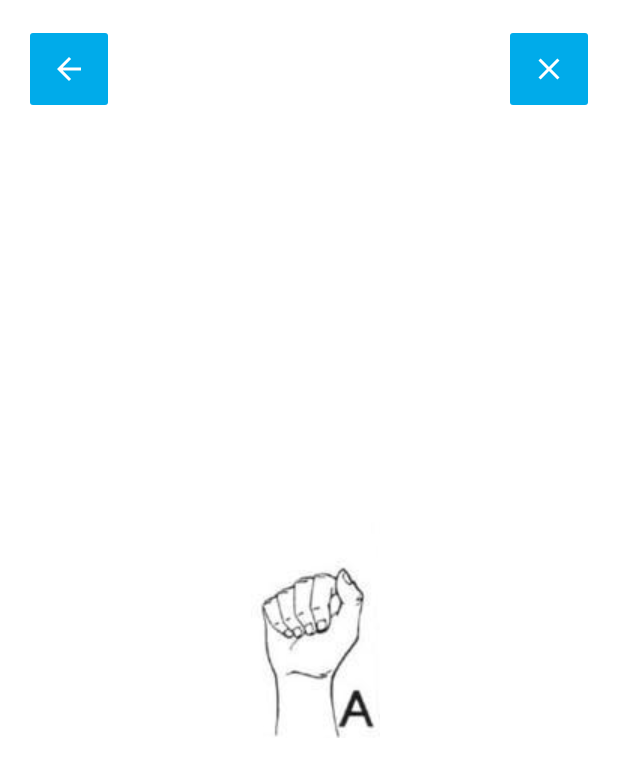
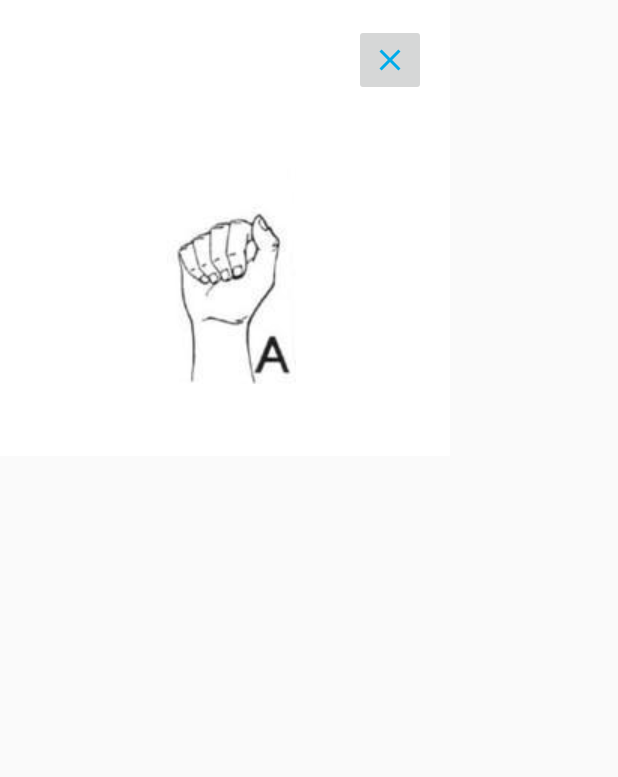
Before and after one commit to MahmoudMostafa580/Sign-Language-Translator-master, an Android app: the layout activity_display.xml on its own in the app's theme, with its tools: preview values and no code run, on a phone screen of 412 x 824 dp. Shown: the top 777 px of the screen. Run offline under Robolectric (Android 15) with nearby library versions, the phone set to English and light mode, and no system bars.

Commit message:
changeDisplayActivityToDialog

```diff
--- a/app/src/main/AndroidManifest.xml
+++ b/app/src/main/AndroidManifest.xml
@@ -35,6 +35,7 @@
             android:name="com.sign.language.activities.DisplayActivity"
             android:label="@string/app_name"
             android:screenOrientation="portrait"
+            android:theme="@style/Theme.AppCompat.Light.Dialog"
             android:configChanges="orientation|keyboardHidden"
             tools:ignore="LockedOrientationActivity">
         </activity>
--- a/app/src/main/java/com/sign/language/activities/SelectDictionaryActivity.java
+++ b/app/src/main/java/com/sign/language/activities/SelectDictionaryActivity.java
@@ -56,6 +56,7 @@ public class SelectDictionaryActivity extends Activity implements OnClickListene
 
             case R.id.home_btn:
                 startActivity(new Intent(SelectDictionaryActivity.this, SearchTextActivity.class));
+                finish();
                 break;
         }
     }
--- a/app/src/main/res/layout/activity_display.xml
+++ b/app/src/main/res/layout/activity_display.xml
@@ -1,31 +1,25 @@
-<androidx.constraintlayout.widget.ConstraintLayout xmlns:android="http://schemas.android.com/apk/res/android"
+<androidx.constraintlayout.widget.ConstraintLayout
+    xmlns:android="http://schemas.android.com/apk/res/android"
     xmlns:app="http://schemas.android.com/apk/res-auto"
     xmlns:tools="http://schemas.android.com/tools"
-    android:layout_width="match_parent"
-    android:layout_height="match_parent"
+    android:layout_width="300dp"
+    android:layout_height="wrap_content"
     android:background="#ffffff"
     android:padding="16dp"
-    android:theme="@style/Theme.MaterialComponents.DayNight.NoActionBar"
+    android:theme="@style/Theme.AppCompat.Light.Dialog"
     tools:context=".activities.DisplayActivity">
 
-    <androidx.appcompat.widget.AppCompatImageButton
-        android:id="@+id/go_back_button"
-        android:layout_width="60dp"
-        android:layout_height="60dp"
-        android:backgroundTint="@color/blue"
-        android:src="@drawable/abc_vector_test"
-        app:layout_constraintStart_toStartOf="parent"
-        app:layout_constraintTop_toTopOf="parent" />
+
 
     <androidx.appcompat.widget.AppCompatImageButton
         android:id="@+id/Exit_button"
-        android:layout_width="60dp"
-        android:layout_height="60dp"
-        android:backgroundTint="@color/blue"
+        android:layout_width="48dp"
+        android:layout_height="48dp"
+        android:tint="@color/blue"
         android:src="@drawable/ic_close"
         app:layout_constraintEnd_toEndOf="parent"
         app:layout_constraintHorizontal_bias="1"
-        app:layout_constraintStart_toEndOf="@id/go_back_button"
+        app:layout_constraintStart_toStartOf="parent"
         app:layout_constraintTop_toTopOf="parent" />
 
     <androidx.appcompat.widget.AppCompatImageView
@@ -33,9 +27,11 @@
         android:layout_width="wrap_content"
         android:layout_height="wrap_content"
         android:src="@drawable/frame_001"
+        android:layout_marginTop="32dp"
+        android:layout_marginBottom="32dp"
         app:layout_constraintBottom_toBottomOf="parent"
         app:layout_constraintEnd_toEndOf="parent"
         app:layout_constraintStart_toStartOf="parent"
-        app:layout_constraintTop_toTopOf="parent" />
+        app:layout_constraintTop_toBottomOf="@id/Exit_button" />
 
 </androidx.constraintlayout.widget.ConstraintLayout>
```
Also changed, not shown: app/src/main/java/com/sign/language/activities/DisplayActivity.java (+5 -23 lines), 2 other files.
